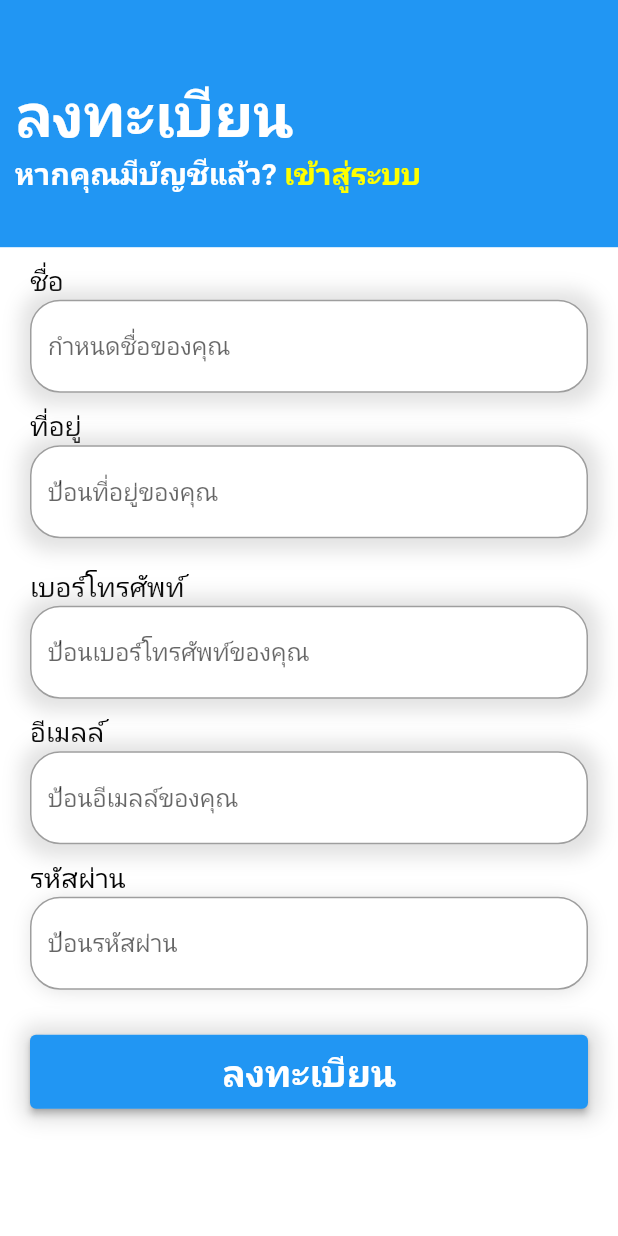
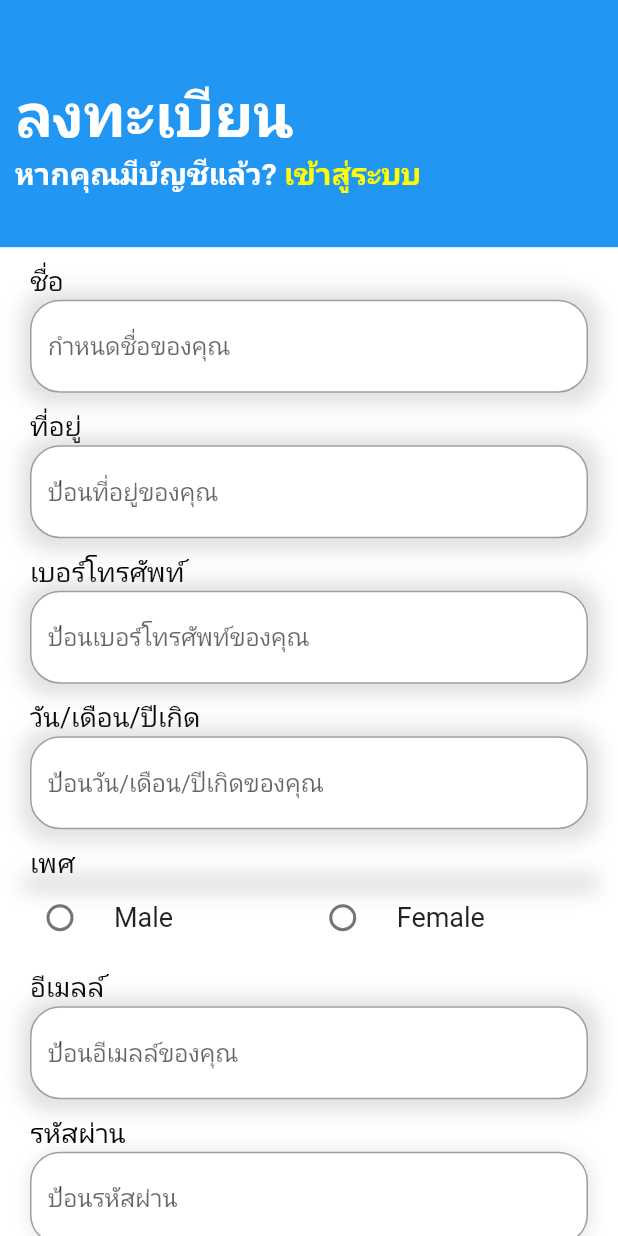
Before and after one commit to kanyaphat424/clean, a Flutter app: the signupscreen screen opened directly, on a phone screen of 412 x 824 dp. Run offline on Flutter 3.47's test engine with Material 2 defaults, Android fonts, the phone set to English and light mode, and no system bars; our stand-ins replace smooth_page_indicator; network calls fail.

```diff
--- a/cleanclean/clean/lib/main.dart
+++ b/cleanclean/clean/lib/main.dart
@@ -23,7 +23,7 @@ class MyApp extends StatelessWidget {
       theme: ThemeData(
 
       ),
-      home:signupscreen()
+      home:onboarding()
     );
   }
 }
--- a/cleanclean/clean/lib/signupscreen.dart
+++ b/cleanclean/clean/lib/signupscreen.dart
@@ -1,5 +1,9 @@
+
+import 'dart:convert';
 
 import 'package:flutter/material.dart';
+import 'package:http/http.dart' as http;
+enum ProductTypeEnum { Male,Female }
 class signupscreen extends StatefulWidget {
   const signupscreen({super.key});
 
@@ -12,6 +16,7 @@ class _signupscreenState extends State<signupscreen> {
   TextEditingController textFormFieldPassword = TextEditingController();
   bool isTextObscure = true;
   Icon iconPic = const Icon(Icons.visibility_rounded);
+  ProductTypeEnum? _productTypeEnum;
 
   @override
   void dispose(){
@@ -29,6 +34,23 @@ class _signupscreenState extends State<signupscreen> {
    final _phone = TextEditingController();
    final _email = TextEditingController();
    final _password = TextEditingController();
+    Future<void> _postData() async {
+      final String apiUrl = 'YOUR_API_URL_HERE';
+
+      final response = await http.post(
+        Uri.parse(apiUrl),
+        body: jsonEncode(
+            {'text': "fff"}), // Replace 'text' with your API parameter
+        headers: {
+          'Content-Type': 'application/json', // Adjust content type as needed
+        },
+      );
+      if(response.statusCode==200){
+        print("Ok");
+      }else{
+        print("หาทางแก้");
+      }
+    }
 
 
     return Scaffold(
@@ -133,7 +155,7 @@ class _signupscreenState extends State<signupscreen> {
                   ),
                 ),
               ),
-              SizedBox(height: 10,),
+
               SizedBox(height: 10,),
               Text("เบอร์โทรศัพท์",style: TextStyle(fontSize: 18,color: Colors.black),),
               Container(
@@ -149,6 +171,7 @@ class _signupscreenState extends State<signupscreen> {
                     )
                   ]
                 ),
+
                 child: TextField(
                   controller: _phone,
                   decoration: InputDecoration(
@@ -163,6 +186,95 @@ class _signupscreenState extends State<signupscreen> {
                   ),
                 ),
               ),
+              SizedBox(height: 10,),
+              Text("วัน/เดือน/ปีเกิด",style: TextStyle(fontSize: 18,color: Colors.black),),
+              Container(
+                decoration: BoxDecoration(
+                  color: Colors.white,
+                  borderRadius: BorderRadius.circular(20),
+                  boxShadow: [
+                    BoxShadow(
+                      blurRadius: 10,
+                      spreadRadius: 7,
+                      offset: Offset(1, 1),
+                      color: Colors.grey.withOpacity(0.3)
+                    )
+                  ]
+                ),
+
+                child: TextField(
+                  controller: _phone,
+                  decoration: InputDecoration(
+                    hintText: "ป้อนวัน/เดือน/ปีเกิดของคุณ",
+                    focusedBorder: OutlineInputBorder(
+                      borderRadius: BorderRadius.circular(20),
+                      borderSide: BorderSide(color: Colors.white,width: 1.0)
+                    ),
+                    border: OutlineInputBorder(
+                      borderRadius: BorderRadius.circular(20)
+                    )
+                  ),
+                ),
+              ),
+               SizedBox(
+                    height: 10,
+                  ),
+                  Text(
+                    "เพศ",
+                    style: TextStyle(fontSize: 18, color: Colors.black),
+                  ),
+                  Container(
+                    decoration: BoxDecoration(
+                        color: Colors.white,
+                        borderRadius: BorderRadius.circular(10),
+                        boxShadow: [
+                          BoxShadow(
+                              blurRadius: 10,
+                              spreadRadius: 7,
+                              offset: Offset(1, 1),
+                              color: Colors.grey.withOpacity(0.3))
+                        ]),),
+                  Row(
+                    children: [
+                      Expanded(
+                        child: RadioListTile<ProductTypeEnum>(
+                            contentPadding: EdgeInsets.all(0.0),
+                            tileColor: Colors.white,
+                            value: ProductTypeEnum.Female,
+                            groupValue: _productTypeEnum,
+                            dense: true,
+                            shape: RoundedRectangleBorder(
+                              borderRadius: BorderRadius.circular(5.0)
+                            ),
+
+                            title: Text(ProductTypeEnum.Male.name,style: const TextStyle(fontSize: 18)),
+                            onChanged: (val) {
+                              setState(() {
+                                _productTypeEnum = val;
+                              });
+                            }
+                            ),
+                      ),
+                      SizedBox(width: 5.0,),
+                      Expanded(
+                        child: RadioListTile<ProductTypeEnum>(
+                            contentPadding: EdgeInsets.all(0.0),
+                            shape: RoundedRectangleBorder(
+                              borderRadius: BorderRadius.circular(5.0)
+                            ),
+                            tileColor: Colors.white,
+                            dense: true,
+                            value: ProductTypeEnum.Male,
+                            groupValue: _productTypeEnum,
+                            title: Text(ProductTypeEnum.Female.name,style: const TextStyle(fontSize: 18)),
+                            onChanged: (val) {
+                              setState(() {
+                                _productTypeEnum = val;
+                              });
+                            }),
+                      ),
+                    ],
+                  ),
               SizedBox(height: 10,),
               Text("อีเมลล์",style: TextStyle(fontSize: 18,color: Colors.black),),
               Container(
--- a/cleanclean/clean/pubspec.yaml
+++ b/cleanclean/clean/pubspec.yaml
@@ -41,6 +41,7 @@ dependencies:
 dev_dependencies:
   flutter_test:
     sdk: flutter
+  http: ^0.13.3
 
   # The "flutter_lints" package below contains a set of recommended lints to
   # encourage good coding practices. The lint set provided by the package is
```
Also changed, not shown: cleanclean/clean/lib/loginscreen.dart (+28 -3 lines), cleanclean/clean/lib/onboarding.dart (+64 -21 lines), cleanclean/clean/lib/profilepage.dart (+4 -4 lines), cleanclean/clean/lib/profilescreen.dart (added, +280 -0 lines), cleanclean/clean/assets/cleaner.jpg (added), cleanclean/clean/assets/cleaning.jpg (added), cleanclean/clean/pubspec.lock.
